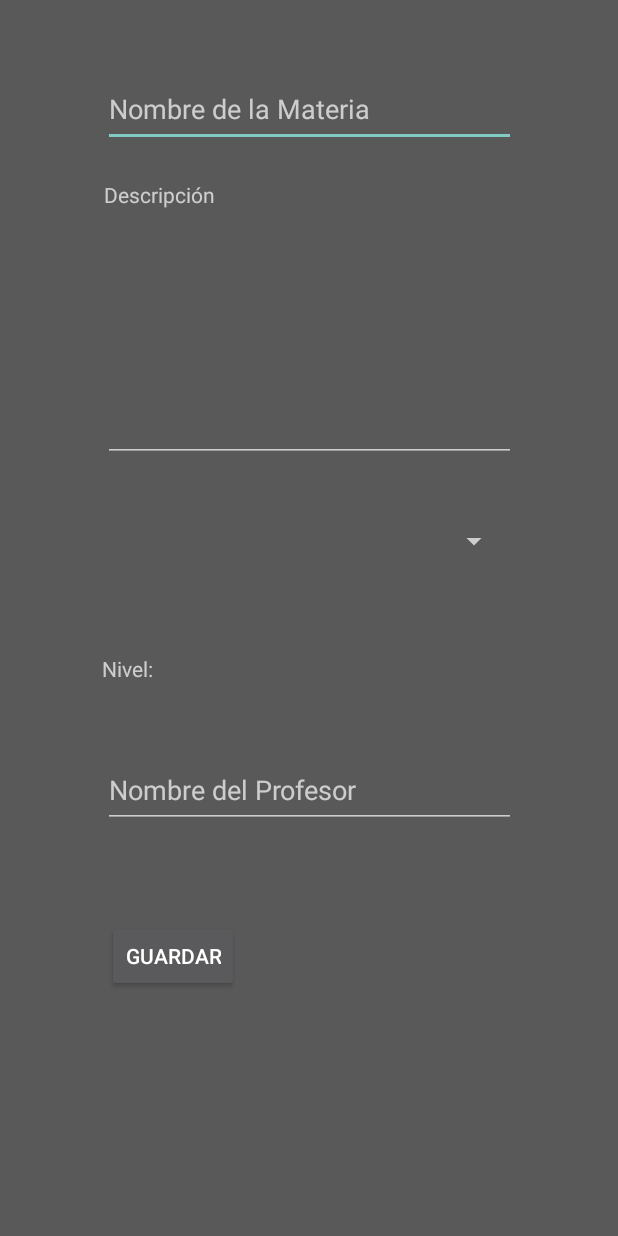
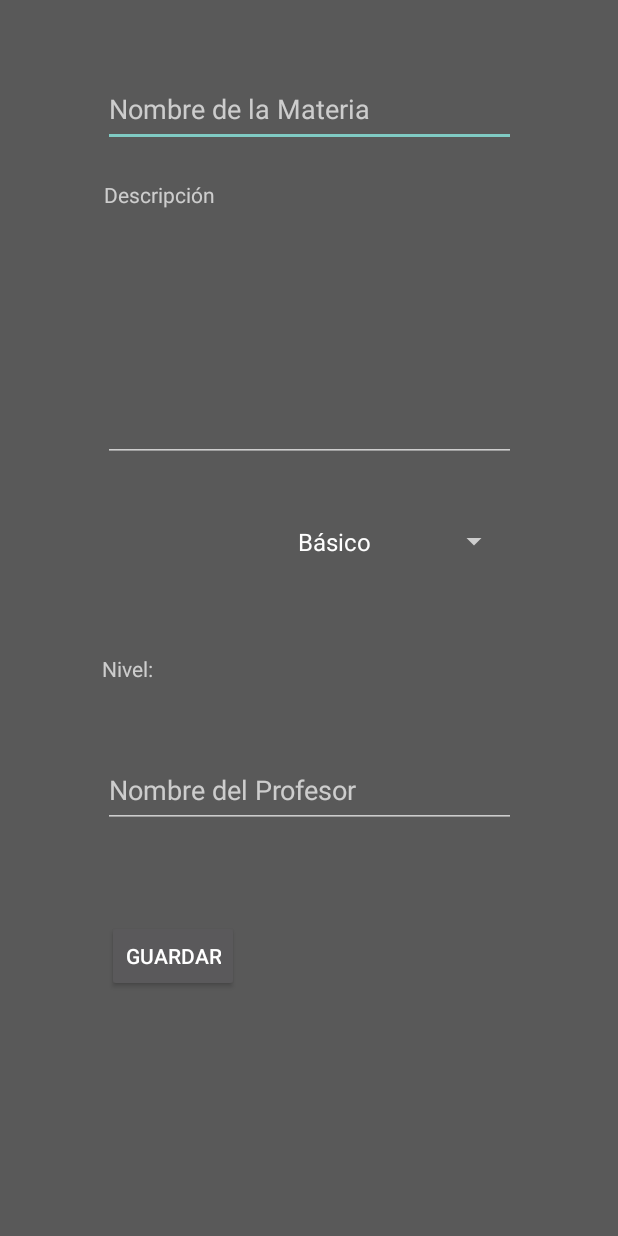
Before and after one commit to fxvr15vasquez/Proyecto02, an Android app: the IngresoMateria screen opened directly, with no data from a screen before it, on a phone screen of 412 x 824 dp. Run offline under Robolectric (Android 15) with nearby library versions, the phone set to English and light mode, and no system bars.

Commit message:
INGRESO DE datos al spinner

```diff
--- a/app/src/main/java/com/example/proyecto02/IngresoMateria.java
+++ b/app/src/main/java/com/example/proyecto02/IngresoMateria.java
@@ -5,6 +5,7 @@ import androidx.appcompat.app.AppCompatActivity;
 import android.content.Intent;
 import android.os.Bundle;
 import android.view.View;
+import android.widget.ArrayAdapter;
 import android.widget.Button;
 import android.widget.EditText;
 import android.widget.SimpleCursorAdapter;
@@ -14,6 +15,8 @@ import android.widget.Toast;
 import com.example.proyecto02.modelo.Materia;
 import com.example.proyecto02.modeloDB.estudianteDB;
 import com.example.proyecto02.modeloDB.materiaDB;
+
+import java.util.ArrayList;
 
 public class IngresoMateria extends AppCompatActivity implements View.OnClickListener{
     private EditText txtNomMat;
@@ -41,8 +44,8 @@ public class IngresoMateria extends AppCompatActivity implements View.OnClickLis
         spnNiv = (Spinner) findViewById(R.id.spnNiv);
         materiadb = new materiaDB();
         estDB = new estudianteDB();
-        //ArrayAdapter<CharSequence> adapter = ArrayAdapter.createFromResource(this, R.array.nivel,android.R.layout.simple_spinner_item);
-        //spnNiv.setAdapter(adapter);
+        ArrayAdapter<CharSequence> adapter = ArrayAdapter.createFromResource(this, R.array.niveles,android.R.layout.simple_spinner_item);
+        spnNiv.setAdapter(adapter);
         Bundle extras = getIntent().getExtras();
         if (extras!=null){
             user_id =extras.getInt("id");
@@ -57,7 +60,7 @@ public class IngresoMateria extends AppCompatActivity implements View.OnClickLis
         switch (v.getId()){
             case R.id.btnMGuardar:
                 if (!txtNomMat.getText().toString().isEmpty() && !txtDes.getText().toString().isEmpty() && !txtNomProf.getText().toString().isEmpty()) {
-                    Materia materia = new Materia(materiadb.maxUser(this),txtNomMat.getText().toString(), null, txtDes.getText().toString(), txtNomProf.getText().toString(),estDB.selecEst(user_id,this));
+                    Materia materia = new Materia(materiadb.maxUser(this),txtNomMat.getText().toString(), spnNiv.getSelectedItem().toString(), txtDes.getText().toString(), txtNomProf.getText().toString(),estDB.selecEst(user_id,this));
                     if (materiadb.insertaMateria(materia,this)) {
                         Toast.makeText(this, "MateriaActivity ingresada", Toast.LENGTH_LONG).show();
                         txtNomMat.setText("");
--- a/app/src/main/res/layout/activity_ingreso_materia.xml
+++ b/app/src/main/res/layout/activity_ingreso_materia.xml
@@ -36,6 +36,7 @@
 
     <Spinner
         android:id="@+id/spnNiv"
+        style="@android:style/Widget.DeviceDefault.Light.Spinner"
         android:layout_width="149dp"
         android:layout_height="26dp"
         android:layout_marginTop="40dp"
```
Also changed, not shown: app/src/main/res/values/ArrayNivel.xml (added, +8 -0 lines).
